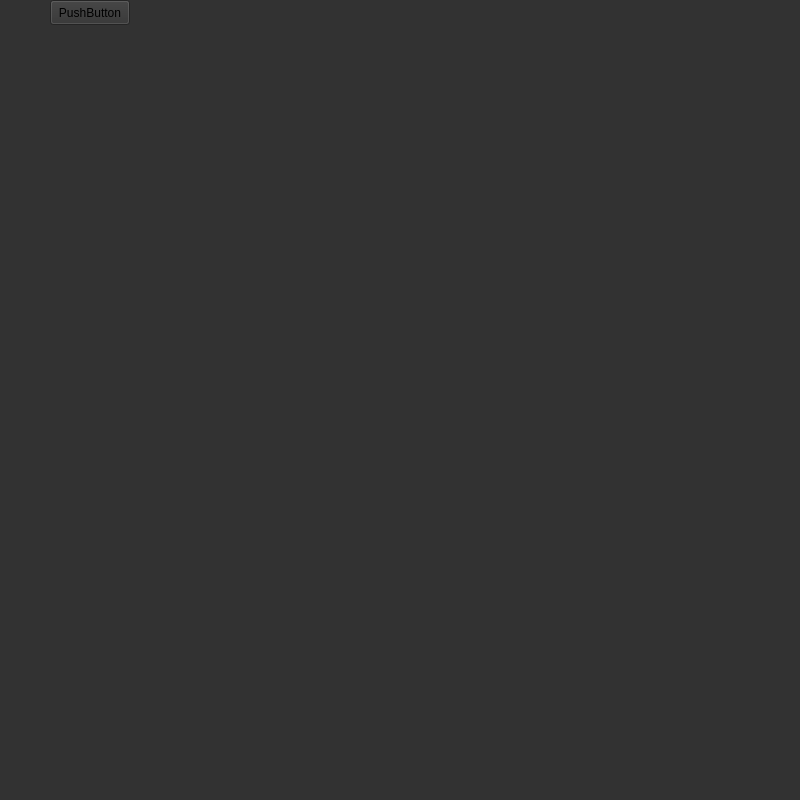
The window that mainwindow.ui (CaptainJurov/KURSOVAYA) describes before a commit, drawn with Qt 5.
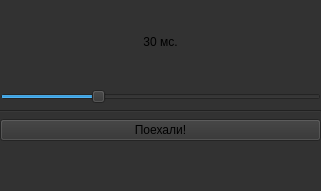
The same window after the commit.

```diff
--- a/mainwindow.ui
+++ b/mainwindow.ui
@@ -6,8 +6,8 @@
    <rect>
     <x>0</x>
     <y>0</y>
-    <width>800</width>
-    <height>800</height>
+    <width>321</width>
+    <height>191</height>
    </rect>
   </property>
   <property name="windowTitle">
@@ -17,31 +17,54 @@
    <string notr="true">background-color: rgb(50, 50, 50)</string>
   </property>
   <widget class="QWidget" name="centralwidget">
-   <widget class="QLabel" name="label">
+   <widget class="QWidget" name="gridLayoutWidget">
     <property name="geometry">
      <rect>
       <x>0</x>
       <y>0</y>
-      <width>800</width>
-      <height>800</height>
+      <width>321</width>
+      <height>141</height>
      </rect>
     </property>
-    <property name="text">
-     <string/>
-    </property>
-   </widget>
-   <widget class="QPushButton" name="pushButton">
-    <property name="geometry">
-     <rect>
-      <x>50</x>
-      <y>0</y>
-      <width>80</width>
-      <height>25</height>
-     </rect>
-    </property>
-    <property name="text">
-     <string>PushButton</string>
-    </property>
+    <layout class="QGridLayout" name="gridLayout">
+     <item row="1" column="0">
+      <widget class="QSlider" name="horizontalSlider">
+       <property name="minimum">
+        <number>1</number>
+       </property>
+       <property name="sliderPosition">
+        <number>30</number>
+       </property>
+       <property name="orientation">
+        <enum>Qt::Horizontal</enum>
+       </property>
+      </widget>
+     </item>
+     <item row="3" column="0">
+      <widget class="QPushButton" name="pushButton">
+       <property name="text">
+        <string>Поехали!</string>
+       </property>
+      </widget>
+     </item>
+     <item row="0" column="0">
+      <widget class="QLabel" name="label">
+       <property name="text">
+        <string>30 мс.</string>
+       </property>
+       <property name="alignment">
+        <set>Qt::AlignCenter</set>
+       </property>
+      </widget>
+     </item>
+     <item row="2" column="0">
+      <widget class="Line" name="line">
+       <property name="orientation">
+        <enum>Qt::Horizontal</enum>
+       </property>
+      </widget>
+     </item>
+    </layout>
    </widget>
   </widget>
   <widget class="QMenuBar" name="menubar">
```
Left out of the diff: 2 changed lines with no effect on the pictures.
